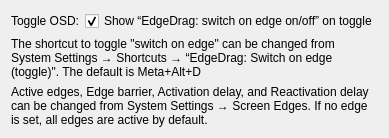
Before: the Qt Designer form contents/ui/config.ui in NiccoloN/EdgeDrag-Desktop-Switcher, drawn with Qt 5.
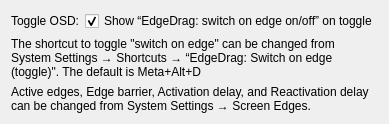
After: the same form once the commit is applied.

Commit message: fix active edges detection

What changed in the file:
```diff
--- a/contents/ui/config.ui
+++ b/contents/ui/config.ui
@@ -38,7 +38,7 @@
                 <widget class="QLabel" name="labelEdgesInfo">
                     <property name="wordWrap"><bool>true</bool></property>
                     <property name="text">
-                        <string>Active edges, Edge barrier, Activation delay, and Reactivation delay can be changed from System Settings → Screen Edges. If no edge is set, all edges are active by default.</string>
+                        <string>Active edges, Edge barrier, Activation delay, and Reactivation delay can be changed from System Settings → Screen Edges.</string>
                     </property>
                 </widget>
             </item>
```
The commit also changes 2 other files.
